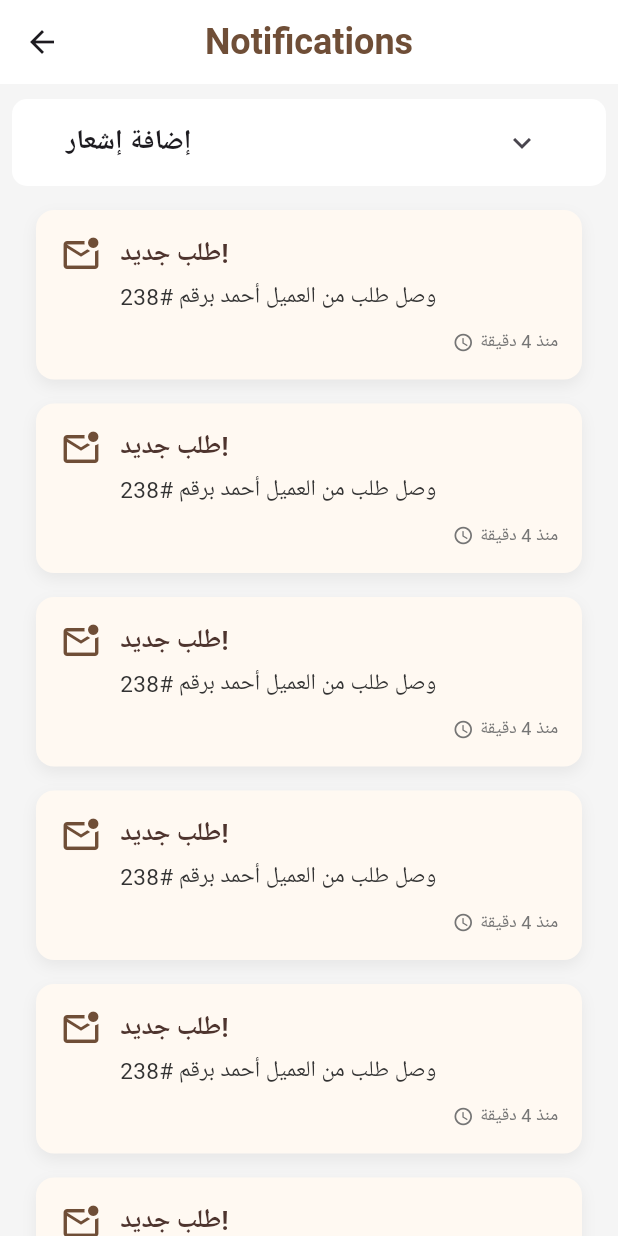
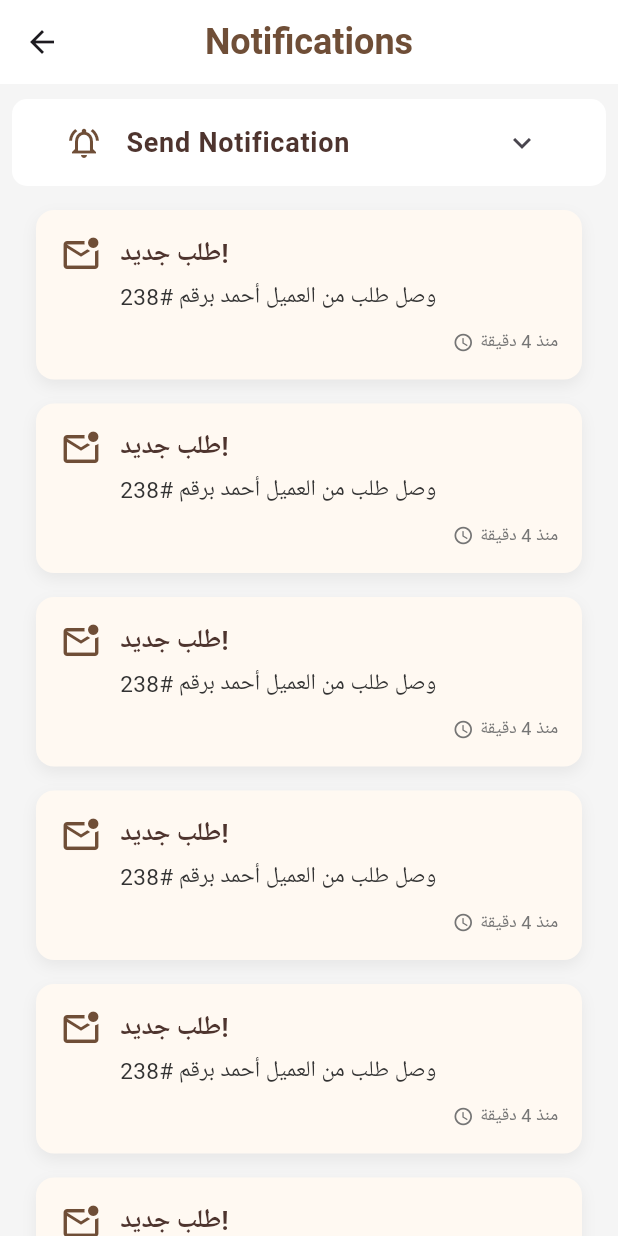
Before and after one commit to Moatasem-Official/CRUD-Mix-Cafe-App, a Flutter app: the NotificationsScreen screen opened by its route, on a phone screen of 412 x 824 dp. Run offline on Flutter 3.47's test engine with Material 3 defaults, Android fonts, the phone set to English and light mode, and no system bars; our stand-ins replace animated_notch_bottom_bar, device_preview, dotted_border, fl_chart, flutter_rating_bar, font_awesome_flutter and 1 more.

Commit message:
Improve Send Notifications Form UI

```diff
--- a/lib/presentation/screens/admin/analytics_home_screen.dart
+++ b/lib/presentation/screens/admin/analytics_home_screen.dart
@@ -78,6 +78,7 @@ class AnalyticsHomeScreen extends StatelessWidget {
             CustomAnalysisChart(),
             CustomTitleOfPopularItems(),
             CustomMostPopularItemsGrid(items: data),
+            const SizedBox(height: 16),
           ],
         ),
       ),
--- a/lib/presentation/widgets/admin/Analytics_Home_Screen_Widgets/custom_title_of_popular_items.dart
+++ b/lib/presentation/widgets/admin/Analytics_Home_Screen_Widgets/custom_title_of_popular_items.dart
@@ -13,7 +13,7 @@ class CustomTitleOfPopularItems extends StatelessWidget {
           child: Align(
             alignment: Alignment.centerLeft,
             child: Text(
-              'Most Popular Items',
+              'Best Saler Items',
               style: TextStyle(
                 color: Color.fromARGB(255, 165, 101, 56),
                 fontSize: 24,
--- a/lib/presentation/widgets/admin/Notifications_Screen_Widgets/notification_form.dart
+++ b/lib/presentation/widgets/admin/Notifications_Screen_Widgets/notification_form.dart
@@ -10,13 +10,11 @@ class AdminAddNotificationTile extends StatefulWidget {
 
 class _AdminAddNotificationTileState extends State<AdminAddNotificationTile> {
   final _formKey = GlobalKey<FormState>();
+  final _titleController = TextEditingController();
+  final _bodyController = TextEditingController();
+  final _userIdController = TextEditingController();
 
-  final TextEditingController _titleController = TextEditingController();
-  final TextEditingController _bodyController = TextEditingController();
-
-  final TextEditingController _userIdController = TextEditingController();
-
-  String _selectedTarget = 'all'; // ممكن تغيرها لاحقًا حسب المستخدمين
+  String _selectedTarget = 'all';
 
   @override
   Widget build(BuildContext context) {
@@ -26,57 +24,85 @@ class _AdminAddNotificationTileState extends State<AdminAddNotificationTile> {
       child: Theme(
         data: Theme.of(context).copyWith(dividerColor: Colors.transparent),
         child: ExpansionTile(
+          leading: const Icon(
+            Icons.notifications_active_outlined,
+            color: Color(0xFF6F4E37),
+          ),
           title: const Text(
-            'إضافة إشعار',
-            style: TextStyle(fontWeight: FontWeight.bold, fontSize: 18),
+            'Send Notification',
+            style: TextStyle(
+              fontWeight: FontWeight.bold,
+              fontSize: 18,
+              color: Color(0xFF4E342E),
+            ),
           ),
           children: [
             Padding(
-              padding: const EdgeInsets.all(16.0),
+              padding: const EdgeInsets.symmetric(
+                horizontal: 18.0,
+                vertical: 12,
+              ),
               child: Form(
                 key: _formKey,
                 child: Column(
                   children: [
-                    // عنوان الإشعار
+                    // Notification Title
                     TextFormField(
                       controller: _titleController,
-                      decoration: const InputDecoration(
-                        labelText: 'عنوان الإشعار',
-                        border: OutlineInputBorder(),
+                      decoration: InputDecoration(
+                        labelText: 'Notification Title',
+                        prefixIcon: const Icon(Icons.title),
+                        filled: true,
+                        fillColor: Colors.brown.withOpacity(0.05),
+                        border: OutlineInputBorder(
+                          borderRadius: BorderRadius.circular(12),
                         ),
-                      validator: (value) =>
-                          value == null || value.isEmpty ? 'مطلوب' : null,
                       ),
-                    const SizedBox(height: 16),
+                      validator: (value) => value == null || value.isEmpty
+                          ? 'This field is required'
+                          : null,
+                    ),
+                    const SizedBox(height: 14),
 
-                    // محتوى الإشعار
+                    // Notification Body
                     TextFormField(
                       controller: _bodyController,
-                      decoration: const InputDecoration(
-                        labelText: 'محتوى الإشعار',
-                        border: OutlineInputBorder(),
+                      maxLines: 3,
+                      decoration: InputDecoration(
+                        labelText: 'Message Body',
+                        prefixIcon: const Icon(Icons.message_outlined),
+                        filled: true,
+                        fillColor: Colors.brown.withOpacity(0.05),
+                        border: OutlineInputBorder(
+                          borderRadius: BorderRadius.circular(12),
                         ),
-                      maxLines: 3,
-                      validator: (value) =>
-                          value == null || value.isEmpty ? 'مطلوب' : null,
                       ),
-                    const SizedBox(height: 16),
+                      validator: (value) => value == null || value.isEmpty
+                          ? 'This field is required'
+                          : null,
+                    ),
+                    const SizedBox(height: 14),
 
-                    // Dropdown لاختيار المستلم
+                    // Target Selector
                     DropdownButtonFormField<String>(
                       value: _selectedTarget,
-                      decoration: const InputDecoration(
-                        labelText: 'إرسال إلى',
-                        border: OutlineInputBorder(),
+                      decoration: InputDecoration(
+                        labelText: 'Send To',
+                        prefixIcon: const Icon(Icons.people_outline),
+                        filled: true,
+                        fillColor: Colors.brown.withOpacity(0.05),
+                        border: OutlineInputBorder(
+                          borderRadius: BorderRadius.circular(12),
+                        ),
                       ),
                       items: const [
                         DropdownMenuItem(
                           value: 'all',
-                          child: Text('كل المستخدمين'),
+                          child: Text('All Users'),
                         ),
                         DropdownMenuItem(
                           value: 'user_123',
-                          child: Text('مستخدم معيّن'),
+                          child: Text('Specific User'),
                         ),
                       ],
                       onChanged: (value) {
@@ -85,51 +111,79 @@ class _AdminAddNotificationTileState extends State<AdminAddNotificationTile> {
                         });
                       },
                     ),
-                    const SizedBox(height: 24),
+                    const SizedBox(height: 14),
 
-                    _selectedTarget == 'user_123'
-                        ? Column(
+                    // User ID Field (conditional)
+                    if (_selectedTarget == 'user_123')
+                      Column(
                         children: [
                           TextFormField(
                             controller: _userIdController,
                             keyboardType: TextInputType.number,
-                                decoration: const InputDecoration(
-                                  labelText: 'ID المستخدم',
-                                  border: OutlineInputBorder(),
+                            decoration: InputDecoration(
+                              labelText: 'User ID',
+                              prefixIcon: const Icon(Icons.numbers),
+                              filled: true,
+                              fillColor: Colors.brown.withOpacity(0.05),
+                              border: OutlineInputBorder(
+                                borderRadius: BorderRadius.circular(12),
                               ),
                             ),
-                              const SizedBox(height: 16),
+                            validator: (value) {
+                              if (_selectedTarget == 'user_123' &&
+                                  (value == null || value.isEmpty)) {
+                                return 'User ID is required';
+                              }
+                              return null;
+                            },
+                          ),
+                          const SizedBox(height: 14),
                         ],
-                          )
-                        : const SizedBox(),
-                    // زر إرسال
-                    ElevatedButton.icon(
+                      ),
+
+                    // Submit Button
+                    SizedBox(
+                      width: double.infinity,
+                      child: ElevatedButton.icon(
                         icon: const Icon(Icons.send),
-                      label: const Text('إرسال الإشعار'),
+                        label: const Text('Send Notification'),
                         style: ElevatedButton.styleFrom(
                           backgroundColor: const Color(0xFF6F4E37),
                           foregroundColor: Colors.white,
-                        minimumSize: const Size(double.infinity, 50),
+                          padding: const EdgeInsets.symmetric(vertical: 14),
+                          textStyle: const TextStyle(
+                            fontSize: 16,
+                            fontWeight: FontWeight.bold,
+                          ),
+                          shape: RoundedRectangleBorder(
+                            borderRadius: BorderRadius.circular(12),
+                          ),
                         ),
                         onPressed: () {
                           if (_formKey.currentState!.validate()) {
-                          // هنا تقدر تخزن البيانات في Firestore
-                          debugPrint('✅ Title: ${_titleController.text}');
-                          debugPrint('✅ Body: ${_bodyController.text}');
-                          debugPrint('✅ Target: $_selectedTarget');
+                            debugPrint('📢 Title: ${_titleController.text}');
+                            debugPrint('📢 Body: ${_bodyController.text}');
+                            debugPrint('👤 Target: $_selectedTarget');
+                            if (_selectedTarget == 'user_123') {
+                              debugPrint(
+                                '🔍 User ID: ${_userIdController.text}',
+                              );
+                            }
 
                             ScaffoldMessenger.of(context).showSnackBar(
                               const SnackBar(
-                              content: Text('تم إرسال الإشعار (محليًا)'),
+                                content: Text('Notification sent locally'),
                               ),
                             );
 
-                          // تفريغ الحقول
+                            // Reset form
                             _titleController.clear();
                             _bodyController.clear();
+                            _userIdController.clear();
                             setState(() => _selectedTarget = 'all');
                           }
                         },
+                      ),
                     ),
                   ],
                 ),
```
Also changed, not shown: lib/presentation/widgets/admin/Analytics_Home_Screen_Widgets/custom_most_popular_items_card.dart (+0 -14 lines), lib/presentation/widgets/admin/Products_Screen_Widgets/custom_product_templete.dart (+46 -28 lines). Lines whose indentation alone changed are shown as unchanged.
